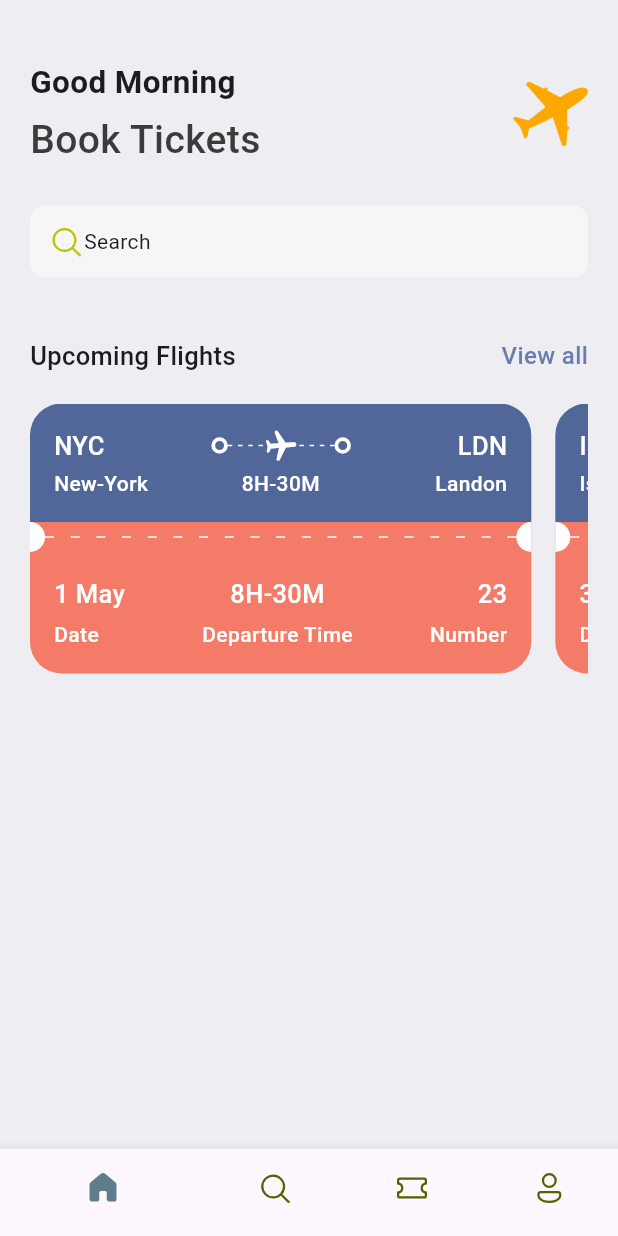
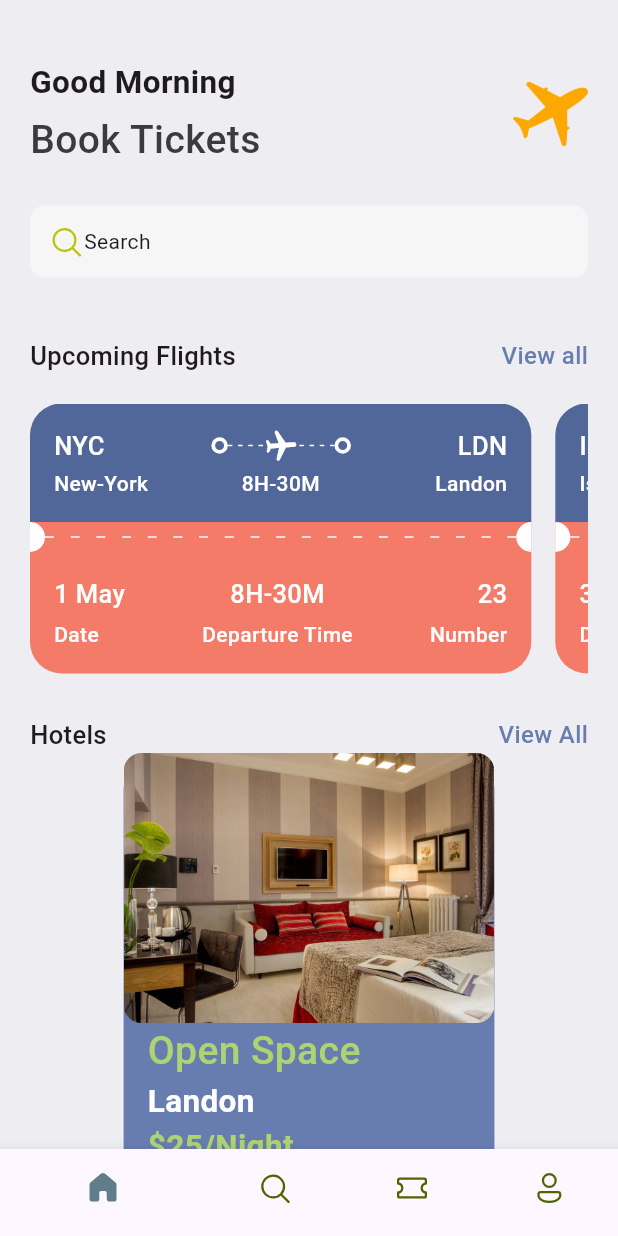
Before and after one commit to AmeerHamza7865/TicketApp, a Flutter app: the screen it shows after launch, on a phone screen of 412 x 824 dp. Run offline on Flutter 3.47's test engine with Material 3 defaults, Android fonts, the phone set to English and light mode, and no system bars; our stand-ins replace fluentui_icons.

Commit message:
Hotel design is added

```diff
--- a/lib/Base/Widgets/double_text_widget.dart
+++ b/lib/Base/Widgets/double_text_widget.dart
@@ -4,9 +4,13 @@ import 'package:ticket_app/Screen/all_tickets.dart';
 
 class DoubleTextApp extends StatelessWidget {
   const DoubleTextApp(
-      {super.key, required this.bigText, required this.smallText});
+      {super.key,
+      required this.bigText,
+      required this.smallText,
+      required this.func});
   final String bigText;
   final String smallText;
+  final VoidCallback func;
   @override
   Widget build(BuildContext context) {
     return Container(
@@ -18,14 +22,7 @@ class DoubleTextApp extends StatelessWidget {
             style: AppStyles.headingStyle3,
           ),
           InkWell(
-            onTap: () {
-              Navigator.push(
-                context,
-                MaterialPageRoute<void>(
-                  builder: (BuildContext context) => const AllTickets(),
-                ),
-              );
-            },
+            onTap: func,
             child: Text(
               smallText,
               style:
--- a/lib/Base/Widgets/ticket_view.dart
+++ b/lib/Base/Widgets/ticket_view.dart
@@ -10,8 +10,10 @@ import 'package:ticket_app/Base/Widgets/text_style_third.dart';
 import 'package:ticket_app/Base/res/styles/app_styles.dart';
 
 class TicketView extends StatelessWidget {
+  final bool isFullScreen;
   final Map<String, dynamic> ticket;
-  const TicketView({super.key, required this.ticket});
+  const TicketView(
+      {super.key, required this.ticket, this.isFullScreen = false});
 
   @override
   Widget build(BuildContext context) {
@@ -21,7 +23,7 @@ class TicketView extends StatelessWidget {
       width: size.width * 0.85,
       height: 189,
       child: Container(
-        margin: EdgeInsets.only(right: 16),
+        margin: EdgeInsets.only(right: isFullScreen == true ? 0 : 16),
         child: Column(
           children: [
             // Blue Container Side
--- a/lib/Base/res/Media.dart
+++ b/lib/Base/res/Media.dart
@@ -1,5 +1,6 @@
 // ignore: file_names
-class AppMedia{
-  static const _baseImage="assets/images";
-  static const logo='$_baseImage/airplane.png';
+class AppMedia {
+  static const _baseImage = "assets/images";
+  static const logo = '$_baseImage/airplane.png';
+  static const hotel = '$_baseImage/img2.jpg';
 }
--- a/lib/Base/res/styles/app_styles.dart
+++ b/lib/Base/res/styles/app_styles.dart
@@ -10,6 +10,7 @@ class AppStyles {
   static Color bgColor = const Color(0xFFeeedf2);
   static Color ticketBlue = const Color(0xFF526799);
   static Color ticketOrange = const Color(0xFFF37B67);
+  static Color kakiColor = Color.fromARGB(255, 174, 211, 115);
 
   static TextStyle textStyle =
       TextStyle(fontSize: 16, color: textColor, fontWeight: FontWeight.w500);
--- a/lib/Screen/all_tickets.dart
+++ b/lib/Screen/all_tickets.dart
@@ -21,7 +21,10 @@ class AllTickets extends StatelessWidget {
               children: ticketList
                   .map((singleTicket) => Container(
                       margin: EdgeInsets.only(bottom: 20),
-                      child: TicketView(ticket: singleTicket)))
+                      child: TicketView(
+                        ticket: singleTicket,
+                        isFullScreen: true,
+                      )))
                   .toList(),
             ),
           )
--- a/lib/Screen/home_screen.dart
+++ b/lib/Screen/home_screen.dart
@@ -7,6 +7,7 @@ import 'package:ticket_app/Base/Widgets/ticket_view.dart';
 import 'package:ticket_app/Base/res/Media.dart';
 import 'package:ticket_app/Base/res/styles/app_styles.dart';
 import 'package:ticket_app/Base/utils/all_json.dart';
+import 'package:ticket_app/Screen/widgets/hotel.dart';
 
 class HomeScreen extends StatelessWidget {
   const HomeScreen({super.key});
@@ -77,6 +78,7 @@ class HomeScreen extends StatelessWidget {
                 DoubleTextApp(
                   bigText: 'Upcoming Flights',
                   smallText: 'View all',
+                  func: () => Navigator.pushNamed(context, "all_tickets"),
                 ),
                 SizedBox(
                   height: 20,
@@ -90,7 +92,20 @@ class HomeScreen extends StatelessWidget {
                                 ticket: singleTicket,
                               ))
                           .toList(),
-                    ))
+                    )),
+                SizedBox(
+                  height: 20,
+                ),
+                DoubleTextApp(
+                    bigText: "Hotels",
+                    smallText: "View All",
+                    func: () {
+                      print("Hostels Screen Is Loaded");
+                    })
+
+                // Hotels Layout Design
+                ,
+                Hotels()
               ],
             ),
           ),
--- /dev/null
+++ b/lib/Screen/widgets/hotel.dart
@@ -0,0 +1,58 @@
+import 'package:flutter/material.dart';
+import 'package:ticket_app/Base/res/Media.dart';
+import 'package:ticket_app/Base/res/styles/app_styles.dart';
+
+class Hotels extends StatelessWidget {
+  const Hotels({super.key});
+
+  @override
+  Widget build(BuildContext context) {
+    final size = MediaQuery.of(context).size;
+    return Container(
+        width: size.width * 0.6,
+        height: 350,
+        decoration: BoxDecoration(
+            color: AppStyles.primaryColor,
+            borderRadius: BorderRadius.circular(24)),
+        child: Column(
+          crossAxisAlignment: CrossAxisAlignment.start,
+          children: [
+            Container(
+              height: 180,
+              decoration: BoxDecoration(
+
+                  // color: AppStyles.ticketOrange,
+                  borderRadius: BorderRadius.circular(12),
+                  image: const DecorationImage(
+                    // fit: BoxFit.cover,
+                    fit: BoxFit.cover,
+                    image: AssetImage(AppMedia.hotel),
+                  )),
+            ),
+            Padding(
+              padding: const EdgeInsets.only(left: 16),
+              child: Text(
+                "Open Space",
+                style: AppStyles.headingStyle1
+                    .copyWith(color: AppStyles.kakiColor),
+              ),
+            ),
+            Padding(
+              padding: const EdgeInsets.only(left: 16),
+              child: Text(
+                "Landon",
+                style: AppStyles.headingStyle2.copyWith(color: Colors.white),
+              ),
+            ),
+            Padding(
+              padding: const EdgeInsets.only(left: 16),
+              child: Text(
+                "\$25/Night",
+                style: AppStyles.headingStyle2
+                    .copyWith(color: AppStyles.kakiColor),
+              ),
+            ),
+          ],
+        ));
+  }
+}
--- a/lib/main.dart
+++ b/lib/main.dart
@@ -2,6 +2,7 @@
 
 import 'package:flutter/material.dart';
 import 'package:ticket_app/Base/navbar_bottom.dart';
+import 'package:ticket_app/Screen/all_tickets.dart';
 
 void main() {
   runApp(const MyApp());
@@ -20,7 +21,11 @@ class MyApp extends StatelessWidget {
         colorScheme: ColorScheme.fromSeed(seedColor: Colors.deepPurple),
         useMaterial3: true,
       ),
-      home: BottomNavbar(),
+      // home: BottomNavbar(),
+      routes: {
+        "/": (context) => BottomNavbar(),
+        "all_tickets": (context) => AllTickets(),
+      },
     );
   }
 }
```
Also changed, not shown: assets/images/images.jpg (added), assets/images/img2.jpg (added), assets/images/img3.jpg (added), assets/images/img4.jpg (added), assets/images/img5.jpg (added).
